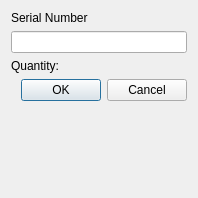
Above: UI/addCrate.ui from ylkwd/Mobis_Packing before the change. Below: the same form after it.
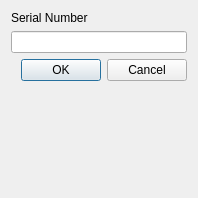
That is the form after the change.

Commit message: Multi_crates

The edit to the form file:
```diff
--- a/UI/addCrate.ui
+++ b/UI/addCrate.ui
@@ -21,13 +21,13 @@
      </property>
     </widget>
    </item>
-   <item row="2" column="0">
-    <widget class="QLabel" name="label_2">
-     <property name="text">
-      <string>Quantity:</string>
-     </property>
-    </widget>
-   </item>
+<!--   <item row="2" column="0">-->
+<!--    <widget class="QLabel" name="label_2">-->
+<!--     <property name="text">-->
+<!--      <string>Quantity:</string>-->
+<!--     </property>-->
+<!--    </widget>-->
+<!--   </item>-->
 <!--   <item row="4" column="0">-->
 <!--    <widget class="QLabel" name="label_3">-->
 <!--     <property name="text">-->
```
The commit also changes 9 other files.
